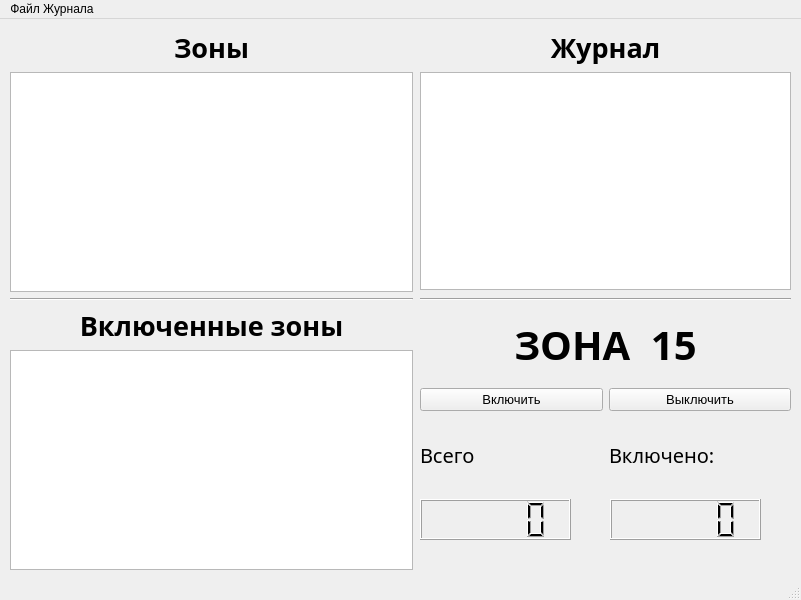
Above: src/assets/UI/mainWindow.ui from 1tzAzeee/lighting-system before the change. Below: the same form after it.
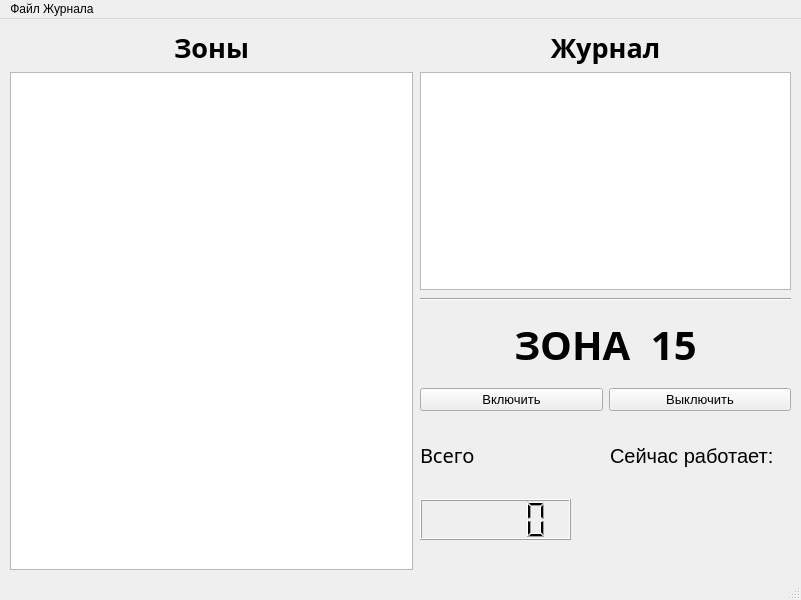
That is the form after the change.

Diff of the .ui file:
```diff
--- a/src/assets/UI/mainWindow.ui
+++ b/src/assets/UI/mainWindow.ui
@@ -57,34 +57,6 @@
      <item>
       <widget class="QListWidget" name="allListWidget"/>
      </item>
-     <item>
-      <widget class="Line" name="line">
-       <property name="orientation">
-        <enum>Qt::Horizontal</enum>
-       </property>
-      </widget>
-     </item>
-     <item>
-      <widget class="QLabel" name="label_2">
-       <property name="font">
-        <font>
-         <family>MS PGothic</family>
-         <pointsize>20</pointsize>
-         <weight>75</weight>
-         <bold>true</bold>
-        </font>
-       </property>
-       <property name="text">
-        <string>Включенные зоны</string>
-       </property>
-       <property name="alignment">
-        <set>Qt::AlignCenter</set>
-       </property>
-      </widget>
-     </item>
-     <item>
-      <widget class="QListWidget" name="onListWidget"/>
-     </item>
     </layout>
    </widget>
    <widget class="QWidget" name="horizontalLayoutWidget">
@@ -209,7 +181,7 @@
      <rect>
       <x>420</x>
       <y>410</y>
-      <width>371</width>
+      <width>181</width>
       <height>51</height>
      </rect>
     </property>
@@ -227,30 +199,43 @@
        </property>
       </widget>
      </item>
-     <item>
-      <widget class="QLabel" name="label_4">
-       <property name="font">
-        <font>
-         <family>MS PGothic</family>
-         <pointsize>15</pointsize>
-        </font>
-       </property>
-       <property name="text">
-        <string>Включено:</string>
-       </property>
-      </widget>
-     </item>
     </layout>
    </widget>
-   <widget class="QLCDNumber" name="lcdNumber_2">
+   <widget class="QWidget" name="verticalLayoutWidget_3">
     <property name="geometry">
      <rect>
       <x>610</x>
-      <y>480</y>
-      <width>151</width>
-      <height>41</height>
+      <y>410</y>
+      <width>181</width>
+      <height>111</height>
      </rect>
     </property>
+    <layout class="QVBoxLayout" name="verticalLayout_3">
+     <item>
+      <widget class="QLabel" name="label_2">
+       <property name="font">
+        <font>
+         <pointsize>15</pointsize>
+        </font>
+       </property>
+       <property name="text">
+        <string>Сейчас работает:</string>
+       </property>
+      </widget>
+     </item>
+     <item>
+      <widget class="QLabel" name="enZoneLabel">
+       <property name="font">
+        <font>
+         <pointsize>15</pointsize>
+        </font>
+       </property>
+       <property name="text">
+        <string/>
+       </property>
+      </widget>
+     </item>
+    </layout>
    </widget>
   </widget>
   <widget class="QMenuBar" name="menubar">
```
Left out of the diff: 4 changed lines with no effect on the pictures.
